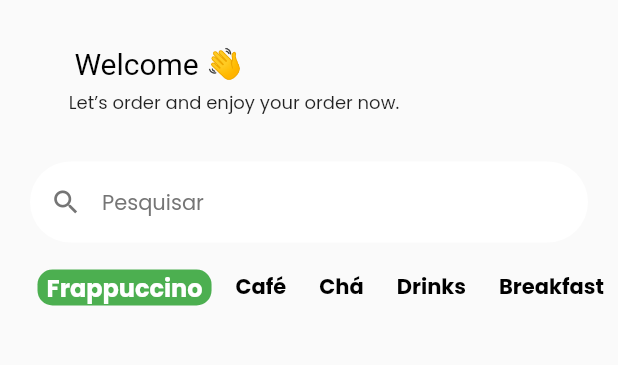
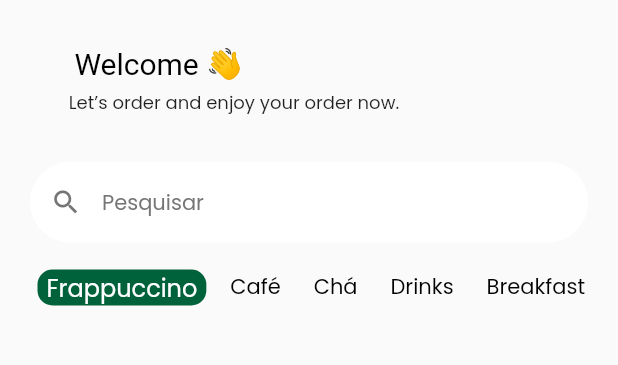
Before and after one commit to NaiaraBorges/starbucks-app, a Flutter app: the HomeTab screen opened directly, on a phone screen of 412 x 824 dp, the part 98-463 px from its top. Run offline on Flutter 3.47's test engine with Material 2 defaults, Android fonts, the phone set to English and light mode, and no system bars.

Commit message:
Estilizando lista de categorias

```diff
--- a/lib/src/home/components/category_tile.dart
+++ b/lib/src/home/components/category_tile.dart
@@ -22,13 +22,15 @@ class CategoryTile extends StatelessWidget {
           padding: const EdgeInsets.symmetric(horizontal: 6),
           decoration: BoxDecoration(
             borderRadius: BorderRadius.circular(10),
-            color: isSelected ? Colors.green : Colors.transparent,
+            color: isSelected
+                ? const Color.fromRGBO(0, 98, 59, 10)
+                : Colors.transparent,
           ),
           child: Text(
             category,
             style: TextStyle(
               color: isSelected ? Colors.white : Colors.black,
-              fontWeight: FontWeight.bold,
+              fontWeight: FontWeight.w400,
               fontSize: isSelected ? 16 : 14,
             ),
           ),
```
